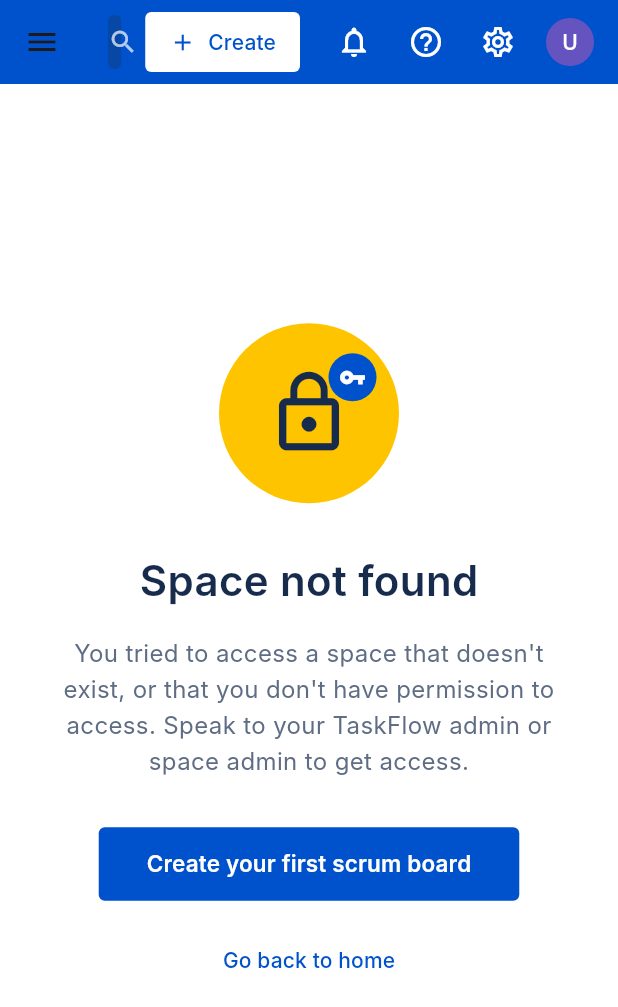
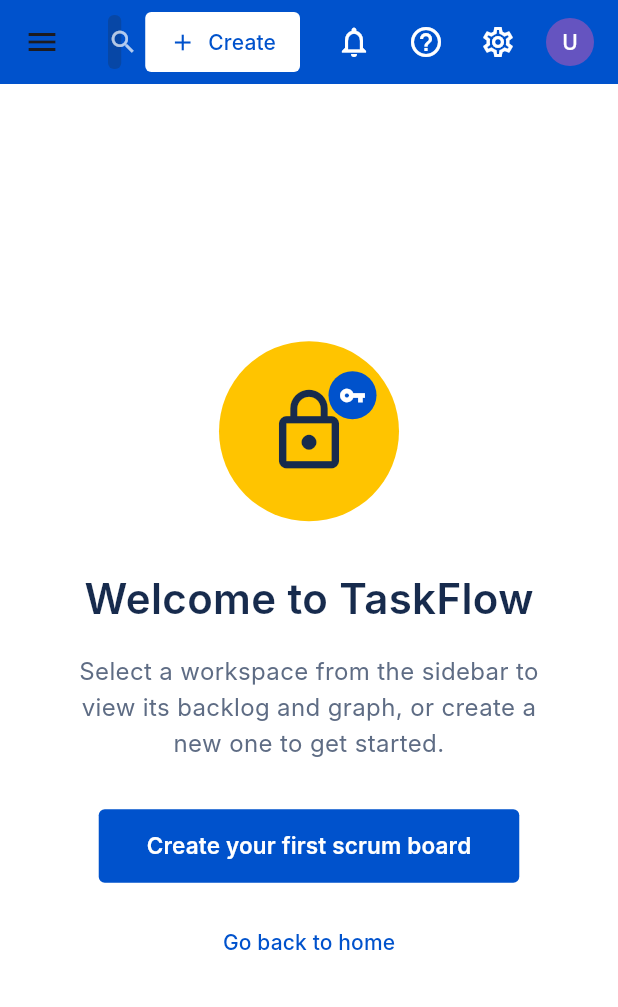
Before and after one commit to DucHuy74/daln, a Flutter app: the HomePage screen opened directly, on a phone screen of 412 x 824 dp. Shown: the top 1007 px of the screen. Run offline on Flutter 3.47's test engine with Material 3 defaults, Android fonts, the light colour scheme and no system bars; our stand-ins replace flutter_dotenv, flutter_secure_storage, get_it; missing offline and left inert: dart:html; accounts and stored records are empty; network calls fail; Roboto replaces fonts that are missing (Inter).

```diff
--- a/frontend-mvvm/lib/components/home/taskflow_main_content.dart
+++ b/frontend-mvvm/lib/components/home/taskflow_main_content.dart
@@ -67,20 +67,20 @@
             ),
             const SizedBox(height: 32),
             Text(
-              'Space not found',
+              'Welcome to TaskFlow',
               style: TextStyle(
                 fontSize: 28,
                 fontWeight: FontWeight.w600,
-                color: titleColor, // Đổi màu tiêu đề
+                color: titleColor,
               ),
             ),
             const SizedBox(height: 16),
             Text(
-              'You tried to access a space that doesn\'t exist, or that you don\'t have permission to access. Speak to your TaskFlow admin or space admin to get access.',
+              'Select a workspace from the sidebar to view its backlog and graph, or create a new one to get started.',
               textAlign: TextAlign.center,
               style: TextStyle(
                 fontSize: 16,
-                color: subtitleColor, // Đổi màu nội dung chữ
+                color: subtitleColor,
                 height: 1.5,
               ),
             ),
```
Also changed, not shown: frontend-mvvm/lib/views/backlog/backlog_graph_screen.dart (+64 -25 lines), frontend-mvvm/lib/views/backlog/sprint_graph_screen.dart (+15 -16 lines).
